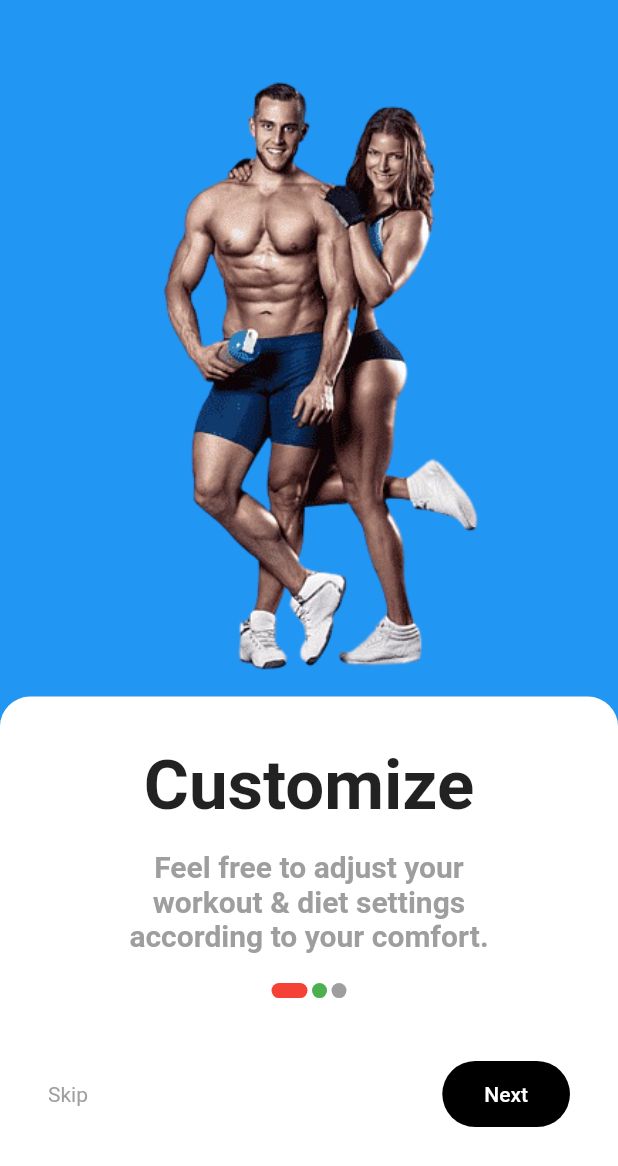
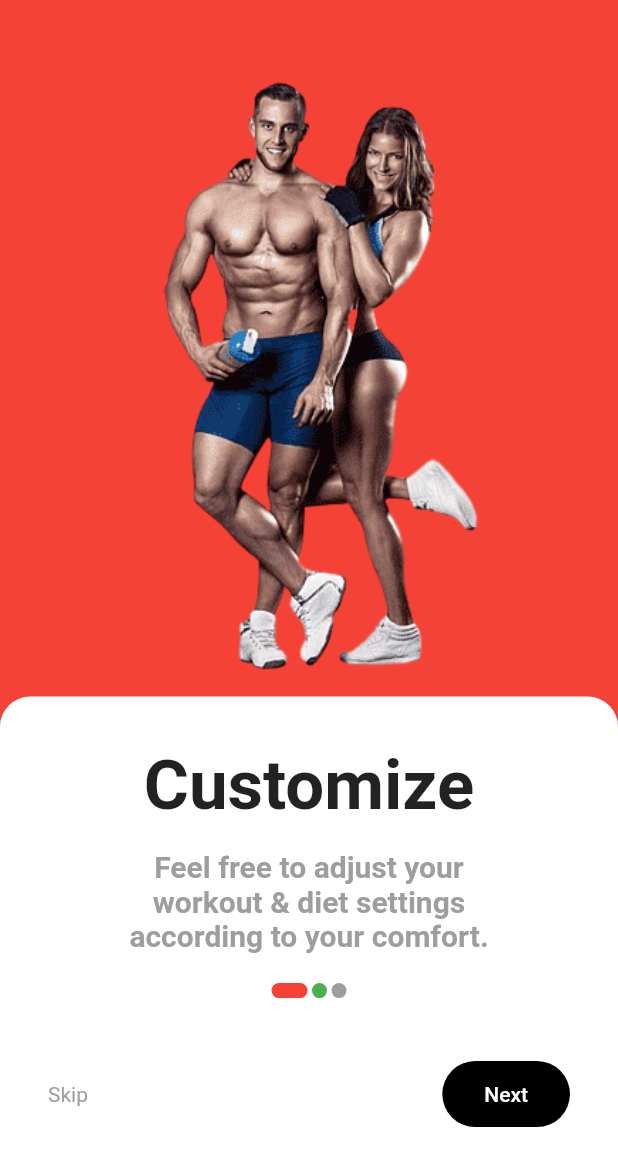
Before and after one commit to ImmArkorful/Group_6_Assignment, a Flutter app: the SecondPage screen opened directly, on a phone screen of 412 x 824 dp. Shown: the top 1166 px of the screen. Run offline on Flutter 3.47's test engine with Material 2 defaults, Android fonts, the phone set to English and light mode, and no system bars.

Commit message:
feat: colors for image background

```diff
--- a/lib/home_page.dart
+++ b/lib/home_page.dart
@@ -16,7 +16,10 @@ class _MyHomePageState extends State<MyHomePage> {
       body: Center(
         child: Column(
           children: const [
-            UpperContainer(imageName: 'fitness.png'),
+            UpperContainer(
+              imageName: 'fitness.png',
+              color: Colors.blue,
+            ),
             LowerContainer(
               firstTextList: [
                 'Welcome!',
--- a/lib/second_page.dart
+++ b/lib/second_page.dart
@@ -16,7 +16,10 @@ class _SecondPageState extends State<SecondPage> {
       body: Center(
         child: Column(
           children: const [
-            UpperContainer(imageName: 'fitness1.png'),
+            UpperContainer(
+              imageName: 'fitness1.png',
+              color: Colors.red,
+            ),
             LowerContainer(
               firstTextList: [
                 'Customize',
--- a/lib/widgets/button.dart
+++ b/lib/widgets/button.dart
@@ -8,13 +8,13 @@ class Button extends StatelessWidget {
     return Row(
       mainAxisAlignment: MainAxisAlignment.spaceBetween,
       children: [
-        Text(
+        const Text(
           'Skip',
           style: TextStyle(color: Colors.grey),
         ),
         ElevatedButton(
           onPressed: () {},
-          child: Text('Next'),
+          child: const Text('Next'),
           style: ElevatedButton.styleFrom(
               elevation: 0,
               padding: const EdgeInsets.symmetric(horizontal: 28, vertical: 14),
--- a/lib/widgets/upper_container.dart
+++ b/lib/widgets/upper_container.dart
@@ -1,16 +1,18 @@
 import 'package:flutter/material.dart';
 
 class UpperContainer extends StatelessWidget {
-  const UpperContainer({Key? key, required this.imageName}) : super(key: key);
+  const UpperContainer({Key? key, required this.imageName, required this.color})
+      : super(key: key);
 
   final String imageName;
+  final Color color;
 
   @override
   Widget build(BuildContext context) {
     return Container(
       height: MediaQuery.of(context).size.height * 0.6,
       decoration: BoxDecoration(
-        color: Colors.blue,
+        color: color,
         image: DecorationImage(
           image: AssetImage('images/$imageName'),
         ),
```
